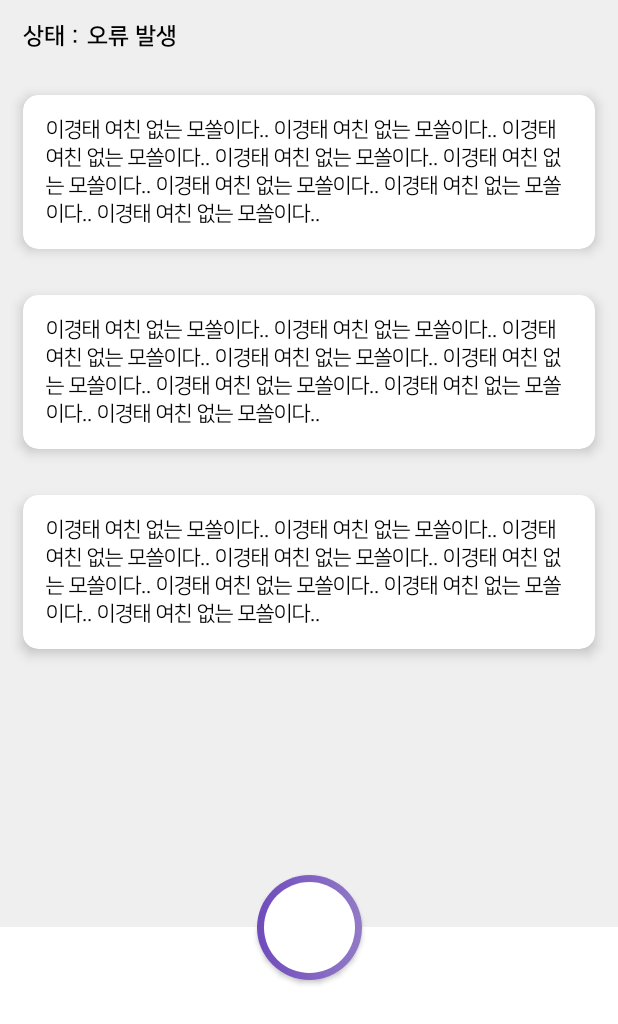
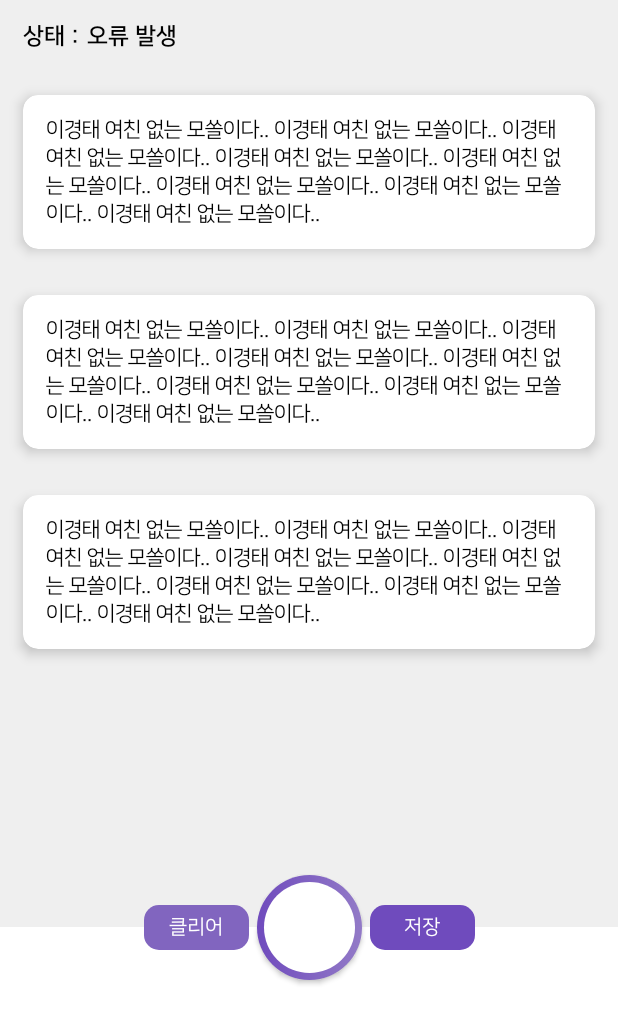
Before and after one commit to G1antPandaBear/recom-android, an Android app: the layout fragment_solo.xml on its own in the app's theme, with its tools: preview values and no code run, on a phone screen of 412 x 824 dp. Shown: the top 1024 px of the screen. Run offline under Robolectric (Android 15) with nearby library versions, the phone set to English and light mode, and no system bars.

Commit message:
Add : Connect code

```diff
--- a/app/src/main/java/kr/hs/pandabear/recom/view/activity/StartActivity.kt
+++ b/app/src/main/java/kr/hs/pandabear/recom/view/activity/StartActivity.kt
@@ -19,10 +19,9 @@ class StartActivity : AppCompatActivity() {
         performDataBinding()
     }
 
-    fun onClickStartButtons(mode: Int) {
+    fun onClickStartButtons() {
         // 모드 0은 솔로, 모드 1은 단체
         val intent = Intent(this, MainActivity::class.java)
-        intent.putExtra("mode", mode)
         startActivity(intent)
     }
 
--- a/app/src/main/res/layout/fragment_solo.xml
+++ b/app/src/main/res/layout/fragment_solo.xml
@@ -4,7 +4,6 @@
     xmlns:tools="http://schemas.android.com/tools">
 
     <data>
-
         <variable
             name="vm"
             type="kr.hs.pandabear.recom.viewmodel.fragment.SoloViewModel" />
@@ -19,10 +18,10 @@
             android:id="@+id/layout_state"
             android:layout_width="match_parent"
             android:layout_height="wrap_content"
+            android:layout_marginHorizontal="10dp"
             android:layout_marginTop="10dp"
             android:orientation="horizontal"
             android:padding="5dp"
-            android:layout_marginHorizontal="10dp"
             app:layout_constraintEnd_toEndOf="parent"
             app:layout_constraintStart_toStartOf="parent"
             app:layout_constraintTop_toTopOf="parent">
@@ -31,7 +30,7 @@
                 android:layout_width="wrap_content"
                 android:layout_height="wrap_content"
                 android:fontFamily="@font/nanum_b"
-                android:text= "@string/title_state"
+                android:text="@string/title_state"
                 android:textColor="@color/color_black"
                 android:textSize="15sp" />
 
@@ -39,11 +38,11 @@
                 android:id="@+id/tv_state"
                 android:layout_width="wrap_content"
                 android:layout_height="wrap_content"
+                android:layout_marginStart="5dp"
+                android:fontFamily="@font/nanum_b"
                 android:maxLines="1"
-                android:fontFamily="@font/nanum_b"
                 android:textColor="@color/color_black"
                 android:textSize="15sp"
-                android:layout_marginStart="5dp"
                 tools:text="오류 발생" />
 
         </LinearLayout>
@@ -54,9 +53,10 @@
             android:layout_height="0dp"
             android:layout_marginTop="10dp"
             android:orientation="vertical"
-            tools:listitem="@layout/item_speech"
+            app:layoutManager="androidx.recyclerview.widget.LinearLayoutManager"
             app:layout_constraintBottom_toTopOf="@id/layout_bottom"
-            app:layout_constraintTop_toBottomOf="@id/layout_state" />
+            app:layout_constraintTop_toBottomOf="@id/layout_state"
+            tools:listitem="@layout/item_speech" />
 
         <androidx.constraintlayout.widget.ConstraintLayout
             android:id="@+id/layout_bottom"
@@ -72,13 +72,46 @@
             android:id="@+id/btn_play"
             android:layout_width="70dp"
             android:layout_height="70dp"
+            android:background="@drawable/background_record_button"
             android:onClick="@{() -> vm.onClickPlay()}"
-            android:background="@drawable/background_record_button"
             app:layout_constraintBottom_toTopOf="@id/layout_bottom"
             app:layout_constraintEnd_toEndOf="parent"
             app:layout_constraintStart_toStartOf="parent"
             app:layout_constraintTop_toTopOf="@id/layout_bottom" />
 
+        <androidx.appcompat.widget.AppCompatButton
+            android:id="@+id/btn_save"
+            android:layout_width="70dp"
+            android:layout_height="30dp"
+            android:layout_marginStart="5dp"
+            android:background="@drawable/background_start_button"
+            android:backgroundTint="@color/color_main700"
+            android:elevation="5dp"
+            android:fontFamily="@font/nanum_r"
+            android:onClick="@{() -> vm.saveMeetingRecord()}"
+            android:text="@string/text_save"
+            android:textColor="@color/white"
+            android:textSize="13sp"
+            app:layout_constraintBottom_toTopOf="@id/layout_bottom"
+            app:layout_constraintStart_toEndOf="@id/btn_play"
+            app:layout_constraintTop_toTopOf="@id/layout_bottom" />
+
+        <androidx.appcompat.widget.AppCompatButton
+            android:id="@+id/btn_clear"
+            android:layout_width="70dp"
+            android:layout_height="30dp"
+            android:layout_marginEnd="5dp"
+            android:onClick="@{() -> vm.onClickClear()}"
+            android:background="@drawable/background_start_button"
+            android:backgroundTint="@color/color_main500"
+            android:elevation="5dp"
+            android:fontFamily="@font/nanum_r"
+            android:text="@string/clear"
+            android:textColor="@color/white"
+            android:textSize="13sp"
+            app:layout_constraintBottom_toTopOf="@id/layout_bottom"
+            app:layout_constraintEnd_toStartOf="@id/btn_play"
+            app:layout_constraintTop_toTopOf="@id/layout_bottom" />
 
         <ImageView
             android:id="@+id/iv_play"
--- a/app/src/main/res/values/strings.xml
+++ b/app/src/main/res/values/strings.xml
@@ -6,4 +6,6 @@
     <string name="text_solo_record">개인 녹음하기</string>
     <string name="text_every_record">단체 녹음하기</string>
     <string name="title_state">상태 :</string>
+    <string name="text_save">저장</string>
+    <string name="clear">클리어</string>
 </resources>
```
Also changed, not shown: app/src/main/java/kr/hs/pandabear/recom/network/model/speech/Document.kt (added, +7 -0 lines), app/src/main/java/kr/hs/pandabear/recom/network/response/Response.kt (added, +7 -0 lines), app/src/main/java/kr/hs/pandabear/recom/network/service/DocumentService.kt (added, +13 -0 lines), app/src/main/java/kr/hs/pandabear/recom/view/activity/MainActivity.kt (+2 -11 lines), app/src/main/java/kr/hs/pandabear/recom/view/fragment/EveryFragment.kt (deleted, +0 -18 lines), app/src/main/java/kr/hs/pandabear/recom/view/fragment/SoloFragment.kt (+38 -5 lines), app/src/main/java/kr/hs/pandabear/recom/viewmodel/fragment/EveryViewModel.kt (deleted, +0 -7 lines), app/src/main/java/kr/hs/pandabear/recom/viewmodel/fragment/SoloViewModel.kt (+58 -1 lines), app/src/main/java/kr/hs/pandabear/recom/viewmodel/state/SaveRecordState.kt (added, +9 -0 lines), app/src/main/java/kr/hs/pandabear/recom/widget/Resource.kt (added, +7 -0 lines), app/src/main/res/layout/activity_start.xml (+7 -6 lines), app/src/main/res/layout/fragment_every.xml (deleted, +0 -22 lines), 2 other files.
